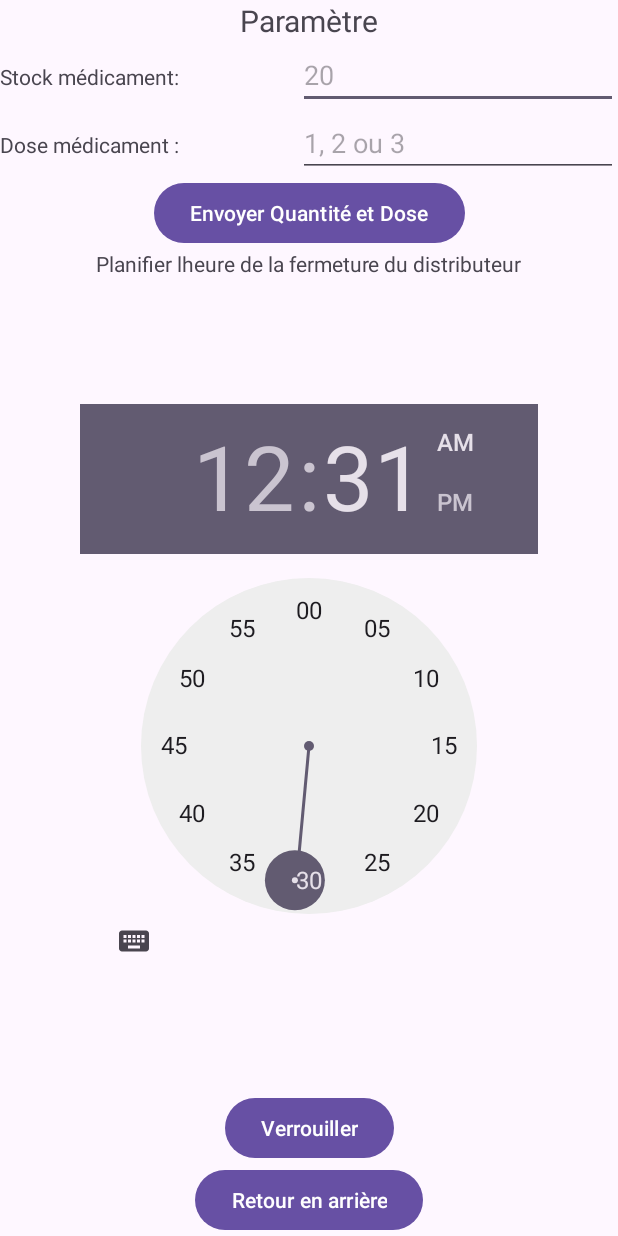
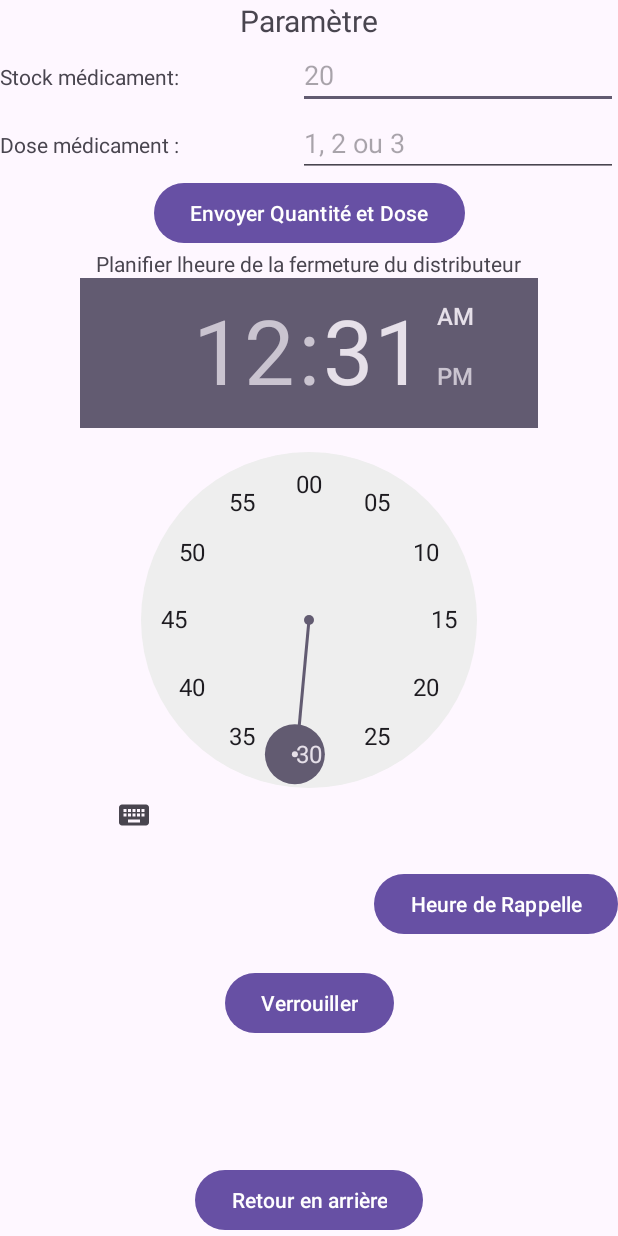
Before and after one commit to AminataMiracle1/ProjetFinalObjetDistributeur, an Android app: the MainActivityPageParametre screen opened directly, with no data from a screen before it, after a tap on "Verrouiller", on a phone screen of 412 x 824 dp. Run offline under Robolectric (Android 15) with nearby library versions, the phone set to English and light mode, and no system bars; 1 statement that could not run was skipped; 3 other taps on this screen came first.

Commit message:
VerrouillerWorkmanager Once Et notification périodique est faites

```diff
--- a/app/src/main/java/com/example/distributeurmediaminata/MainActivityPageParametre.kt
+++ b/app/src/main/java/com/example/distributeurmediaminata/MainActivityPageParametre.kt
@@ -1,14 +1,25 @@
 package com.example.distributeurmediaminata
 
+import android.app.NotificationChannel
+import android.app.NotificationManager
 import android.content.Context
 import android.content.Intent
+import android.content.pm.PackageManager
+import android.os.Build
 import android.os.Bundle
 import android.os.Handler
 import android.os.Looper
 import android.util.Log
 import android.widget.Toast
+import androidx.activity.result.contract.ActivityResultContracts
 import androidx.appcompat.app.AppCompatActivity
+import androidx.core.app.ActivityCompat
+import androidx.core.app.NotificationCompat
+import androidx.core.app.NotificationManagerCompat
+import androidx.core.content.ContextCompat
+import androidx.core.content.PermissionChecker
 import androidx.work.OneTimeWorkRequest
+import androidx.work.PeriodicWorkRequest
 import androidx.work.WorkManager
 import androidx.work.Worker
 import androidx.work.WorkerParameters
@@ -20,21 +31,27 @@ import java.net.HttpURLConnection
 import java.net.URL
 import java.util.Calendar
 import java.util.concurrent.TimeUnit
-
+val channelId = "my_channel_id"
 private lateinit var binding: ActivityMainPageParametreBinding
 
 class MainActivityPageParametre : AppCompatActivity() {
     val handler = Handler(Looper.getMainLooper())
+
     override fun onCreate(savedInstanceState: Bundle?) {
         super.onCreate(savedInstanceState)
         binding = ActivityMainPageParametreBinding.inflate(layoutInflater)
         setContentView(binding.root)
+
+        // Initialisation des notification
+        creerCanal()
+        demanderPermissionNotification()
 
         binding.btnRetourMain.setOnClickListener {
             // Créer un intent
             val intent= Intent(this, MainActivity::class.java)
             startActivity(intent)
         }
+
         /**
          * Récupération de l'heure choisie par l'utilisateur pour planifier
          * la fermeture de l'objet
@@ -47,43 +64,37 @@ class MainActivityPageParametre : AppCompatActivity() {
             Log.d("heure", "${hour} ${minute} " )
             // Calculer le délai jusqu'à cette heure
             val delayInMillis = calculateDelayUntil(hour, minute)
+            // Afficher un message de confirmation pour l'utilisateur
+            val timeMessage = "l'objet est fermer dans ${hour}:${minute}."
+            Toast.makeText(applicationContext, timeMessage, Toast.LENGTH_SHORT).show()
+
             Log.d("delayInMillis", "${delayInMillis}" )
+            // Lancer la planification du fermeture de l'objet
+            planifieTache(delayInMillis)
         }
-    }
+        /**
+         * La méthode périodique pour récevoir des notification
+         */
+        binding.btnPeriodique.setOnClickListener {
+            // Récupérer l'heure et les minutes du TimePicker
+            val hour = binding.timePicker.hour
+            val minute = binding.timePicker.minute
 
-    /**
-     * Récupere le délai du temps entre l'action planifier et la date choisie
-     *
-     */
-    private fun calculateDelayUntil(hour: Int, minute: Int): Long {
-        val currentTime = Calendar.getInstance()
-        val targetTime = Calendar.getInstance()
-        // Définir l'heure cible
-        targetTime.set(Calendar.HOUR_OF_DAY, hour)
-        targetTime.set(Calendar.MINUTE, minute)
-        targetTime.set(Calendar.SECOND, 0)
-        // Si l'heure cible est déjà passée aujourd'hui, on la planifie pour demain
-        if (targetTime.before(currentTime)) {
-            targetTime.add(Calendar.DAY_OF_YEAR, 1)
+            // Calculer le délai jusqu'à l'heure choisie pour la première notification
+            val delayInMillis = calculateDelayUntil(hour, minute)
+
+            // Afficher un message de confirmation pour l'utilisateur
+            val timeMessage = "Notification périodique planifiée pour ${hour}:${minute}."
+            Toast.makeText(applicationContext, timeMessage, Toast.LENGTH_SHORT).show()
+
+            // Planifier la notification périodique
+            planifierNotificationPeriodique(delayInMillis)
         }
-        val differenceTime = targetTime.timeInMillis - currentTime.timeInMillis
-        Log.d("HDiff", "${differenceTime} ")
-        // Calculer la différence en millisecondes
-        return differenceTime
-    }
 
-    /**
-     * Planification de la tâche se fait une seule fois alors nous utilisons once workManager
-     */
-    private fun planifieTache(delayInMillis: Long) {
-        val monWorkRequest = OneTimeWorkRequest.Builder(PlanifierDesTaches::class.java)
-            .setInitialDelay(delayInMillis, TimeUnit.MILLISECONDS)
-
-            // Exemple d'action : que le workmanager  quand l'heure planifier arrive  j'envoie à
-            // l'objet  une dose zero pour éteindre tout les del et fermer la poste
-            .build()
-        //planifier la tache avec WorkManager pour une seule fois
-        WorkManager.getInstance(this).enqueue(monWorkRequest)
+        /**
+         * Appeler la méthode envoyerDose et Parametre
+         */
+        envoyerDoseEtQauntite()
     }
 
     /**
@@ -136,7 +147,11 @@ class MainActivityPageParametre : AppCompatActivity() {
             return null
         }
     }
-    private fun paramDoseEtQauntite(){
+
+    /**
+     * Gestion de l'envoi du dose et la quantité du médicament
+     */
+    private fun envoyerDoseEtQauntite(){
         // Gestion d'un bouton
         val btnParametrer = binding.btnParamePost
         btnParametrer.setOnClickListener {
@@ -166,54 +181,163 @@ class MainActivityPageParametre : AppCompatActivity() {
             thread.start()
         }
     }
+    /**
+     * Récupere le délai du temps entre l'action planifier et la date choisie
+     *
+     */
+    private fun calculateDelayUntil(hour: Int, minute: Int): Long {
+        val currentTime = Calendar.getInstance()
+        val targetTime = Calendar.getInstance()
+        // Définir l'heure cible
+        targetTime.set(Calendar.HOUR_OF_DAY, hour)
+        targetTime.set(Calendar.MINUTE, minute)
+        targetTime.set(Calendar.SECOND, 0)
+        // Si l'heure cible est déjà passée aujourd'hui, on la planifie pour demain
+        if (targetTime.before(currentTime)) {
+            targetTime.add(Calendar.DAY_OF_YEAR, 1)
+        }
+        val differenceTime = targetTime.timeInMillis - currentTime.timeInMillis
+        Log.d("HDiff", "${differenceTime} ")
+        // Calculer la différence en millisecondes
+        return differenceTime
+    }
 
-    companion object {
-        val handler: Any
+    /**
+     * Planification de la tâche se fait une seule fois alors nous utilisons once workManager
+     */
+    private fun planifieTache(delayInMillis: Long) {
+
+        // Récupérer les données envoyées dans l'Intent
+        val ip = intent.getStringExtra("IP")
+        val port = intent.getStringExtra("PORT")
+        // Le lien de connection
+        val stUrl = "http://${ip}:${port}"
+        val doseObject = DonneParametrer(quantite = 0, dose = 0) // Exemple de données
+        val jsonMsg = Gson().toJson(doseObject)
+        // Créer une tâche unique à planifier avec WorkManager
+        val workRequest = OneTimeWorkRequest.Builder(PlanifierDesTaches::class.java)
+            .setInitialDelay(delayInMillis, TimeUnit.MILLISECONDS)
+            .setInputData(workDataOf("url" to stUrl, "jsonMsg" to jsonMsg)) // Passer l'URL et le JSON
+            .build()
+
+        // Enqueue le travail
+        WorkManager.getInstance(this).enqueue(workRequest)
+
+    }
+
+    /**
+     * Planification de la tâche de manière périodique
+     */
+    private fun planifierNotificationPeriodique(delayInMillis: Long) {
+        // Planifier une notification périodique qui commence après `delayInMillis` millisecondes et se répète toutes les 24 heures
+        val workRequest = PeriodicWorkRequest.Builder(NotificationWorker::class.java, 24, TimeUnit.HOURS)
+            .setInitialDelay(delayInMillis, TimeUnit.MILLISECONDS) // Définir le délai initial basé sur l'heure choisie
+            .build()
+        // Enqueue le travail périodique
+        WorkManager.getInstance(this).enqueue(workRequest)
+    }
+    /**
+    Créer une fonction qui créer la canal de notification
+    */
+    private fun creerCanal(){
+        val channelName = "My Channel"
+        val channelDescription = "canal de notification "
+        val importance = NotificationManager.IMPORTANCE_DEFAULT
+        // Créer le canal de notification pour Android 8.0 et plus
+        if (Build.VERSION.SDK_INT >= Build.VERSION_CODES.O) {
+            val notificationChannel = NotificationChannel(channelId, channelName, importance).apply {
+                description = channelDescription
+            }
+            // Enregistrer le canal de notification
+            val notificationManager: NotificationManager = applicationContext.getSystemService(
+                NotificationManager::class.java)
+            notificationManager.createNotificationChannel(notificationChannel)
+        }
+    }
+    /**
+     * Méthode pour demander la permission d'envoyer des notifiacation
+     * nécessaire a partir de l'API 33
+     */
+    private fun demanderPermissionNotification(){
+        if (Build.VERSION.SDK_INT >= Build.VERSION_CODES.TIRAMISU ){
+            // Lanceur pour demander la perission pour les notifications
+            val requestPermissionLauncher = registerForActivityResult(ActivityResultContracts.RequestPermission()){ result ->
+                if (!result){
+                    Toast.makeText(this, "la permission n'a pas été accordée", Toast.LENGTH_SHORT).show()
+                }
+            }
+            if (ContextCompat.checkSelfPermission(this, android.Manifest.permission.POST_NOTIFICATIONS) != PermissionChecker.PERMISSION_GRANTED){
+                requestPermissionLauncher.launch(android.Manifest.permission.POST_NOTIFICATIONS)
+            }
+        }
     }
 
 }
-//Création d'un objet pour envoyer les donnés au server.
+
+/**
+ * Création d'une classe Data objet pour envoyer les donnés au server.
+ */
 data class DonneParametrer(val quantite : Int, val dose : Int)
-
-// Créer une classe pour envoyer les parametre de vérouillage
-data class HeureVerrouiller(val heure: Int)
-
 /**
  * Work Manager Planification d'une tache en arrière plan
  */
 
-// Création de la classe workmanager pour planifier les tâches
 class PlanifierDesTaches(context: Context, workerParams: WorkerParameters) : Worker(context, workerParams) {
+
+    private val httpRepository = HttpRepository()
+
     override fun doWork(): Result {
-        // Récupérer la dose envoyée dans les données d'entrée
-        val dose = inputData.getInt("dose", -1) // -1 est la valeur par défaut si la donnée est absente
+        // Récupérer l'URL et les données JSON envoyées
+        val stUrl = inputData.getString("url") ?: return Result.failure()
+        val jsonMsg = inputData.getString("jsonMsg") ?: return Result.failure()
+
+        // Appeler le Repository pour envoyer la requête POST
+        val response = httpRepository.sendPostRequest(stUrl, jsonMsg)
+
+        return if (response != null) {
+            Result.success() // Succès de l'opération
+        } else {
+            Result.failure() // Échec si la requête échoue
+        }
+    }
+}
+
+/***
+ *  Cette classe appelle une notification de rappelle de prise de médicament périodiquement
+ *   Ceci est inspiré du code de demo de la classe. cependant j'utilise un bouton pour choisir
+ *   l'heure de manière périodique
+ */
+class NotificationWorker(context: Context, workerParams: WorkerParameters) : Worker(context, workerParams){
+    override fun doWork(): Result {
+        Log.i("Notification", "Afficher un log en arrière plan ")
+        // Variable pour la notification
+        val titre = "Distributeur Médicament"
+        val texte = "Il est temps de prendre votre médicament"
+        val notID = 1
+        afficherNotification(notID,titre,texte)
+
+        // indiquer si le travail c'est exceuter avec succes
+        return Result.success()
+    }
+    // La méthode afficherNotification est maintenant dans la même classe :
+    private fun afficherNotification(id: Int, titre : String, texte: String){
+        // Préparer la notification, choisir ce qui y sera affiché et son niveau de priorité.
+        val builder = NotificationCompat.Builder(applicationContext, channelId)
+            .setSmallIcon(android.R.drawable.star_on) // Icône de la notification
+            .setContentTitle(titre) // Titre de la notification
+            .setContentText(texte) // Texte de la notification
+            .setPriority(NotificationCompat.PRIORITY_DEFAULT) // Priorité
+            // .setAutoCancel(true) // La notification disparaît lorsqu'on clique dessus
+            .setDefaults(NotificationCompat.DEFAULT_SOUND) // Son par défaut pour la notification
+
+        // Afficher la notification
+        with(NotificationManagerCompat.from(applicationContext)){
+            // vérification de la permission à ce moment la
+            if(ActivityCompat.checkSelfPermission(applicationContext, android.Manifest.permission.POST_NOTIFICATIONS) == PackageManager.PERMISSION_GRANTED){
+                notify(id, builder.build())
+            }
+        }
+    }
 
 
-        if (dose == 0) {
-            // Exemple d'action à exécuter lorsque la dose est zéro
-            // Par exemple, fermer la porte et éteindre les DELs
-
-            // Créez un objet Dose si nécessaire
-            val quantite = 0 // Par exemple, une quantité nulle pour cette action
-            val doseObject = DonneParametrer(quantite, dose)
-
-            // Convertir l'objet Dose en JSON
-            val jsonMsg = Gson().toJson(doseObject)
-            Log.d("FichierJson", jsonMsg)
-
-            // Créer un thread pour effectuer une requête POST
-            val thread = Thread {
-                // Exemple de requête HTTP POST, adaptez selon votre méthode
-                val reponseServer = requettePost("votre_url", jsonMsg)
-
-                // Utiliser un Handler pour manipuler l'UI sur le thread principal
-                MainActivityPageParametre.handler.post {
-                    Toast.makeText(applicationContext, "Réponse du serveur: $reponseServer", Toast.LENGTH_LONG).show()
-                }
-            }
-            thread.start()
-        }
-
-        return Result.success() // Marquer le travail comme réussi
-    }
 }
--- a/app/src/main/res/layout-land/activity_main_page_parametre.xml
+++ b/app/src/main/res/layout-land/activity_main_page_parametre.xml
@@ -70,8 +70,8 @@
 
     <TimePicker
         android:id="@+id/timePicker"
-        android:layout_width="420dp"
-        android:layout_height="263dp"
+        android:layout_width="391dp"
+        android:layout_height="230dp"
         android:timePickerMode="clock"
         app:layout_constraintEnd_toEndOf="parent"
         app:layout_constraintTop_toBottomOf="@+id/lblVerrouiller" />
@@ -102,7 +102,16 @@
         android:layout_height="wrap_content"
         android:text="@string/btnRetourMain"
         app:layout_constraintBottom_toBottomOf="parent"
+        app:layout_constraintStart_toStartOf="parent"
+        app:layout_constraintTop_toBottomOf="@+id/btnParamePost" />
+
+    <Button
+        android:id="@+id/btnPeriodique"
+        android:layout_width="wrap_content"
+        android:layout_height="wrap_content"
+        android:text="@string/btnPeriodique"
         app:layout_constraintEnd_toEndOf="parent"
-        app:layout_constraintStart_toStartOf="parent" />
+        app:layout_constraintStart_toEndOf="@+id/btnRetourMain"
+        app:layout_constraintTop_toBottomOf="@+id/timePicker" />
 
 </androidx.constraintlayout.widget.ConstraintLayout>
--- a/app/src/main/res/layout/activity_main_page_parametre.xml
+++ b/app/src/main/res/layout/activity_main_page_parametre.xml
@@ -70,7 +70,7 @@
         android:layout_width="305dp"
         android:layout_height="375dp"
         android:timePickerMode="clock"
-        app:layout_constraintBottom_toTopOf="@+id/btnVerrouiller"
+
         app:layout_constraintEnd_toEndOf="parent"
         app:layout_constraintStart_toStartOf="parent"
         app:layout_constraintTop_toBottomOf="@+id/lblVerrouiller" />
@@ -94,7 +94,8 @@
 
         app:layout_constraintBottom_toTopOf="@+id/btnRetourMain"
         app:layout_constraintEnd_toEndOf="parent"
-        app:layout_constraintStart_toStartOf="parent" />
+        app:layout_constraintStart_toStartOf="parent"
+        app:layout_constraintTop_toBottomOf="@+id/timePicker" />
 
     <Button
         android:id="@+id/btnRetourMain"
@@ -105,4 +106,13 @@
         app:layout_constraintEnd_toEndOf="parent"
         app:layout_constraintStart_toStartOf="parent" />
 
+    <Button
+        android:id="@+id/btnPeriodique"
+        android:layout_width="wrap_content"
+        android:layout_height="wrap_content"
+        android:text="@string/btnPeriodique"
+        app:layout_constraintBottom_toTopOf="@+id/btnVerrouiller"
+        app:layout_constraintEnd_toEndOf="parent"
+        app:layout_constraintTop_toBottomOf="@+id/timePicker" />
+
 </androidx.constraintlayout.widget.ConstraintLayout>
--- a/app/src/main/res/values/strings.xml
+++ b/app/src/main/res/values/strings.xml
@@ -21,6 +21,7 @@
     <string name="lblTitreRaff"> Section Mise de la  page</string>
     <string name="btnVer">Verrouiller </string>
     <string name="btnRetourMain">Retour en arrière</string>
+    <string name="btnPeriodique">Heure de Rappelle</string>
 
     <string name="editHintTempsRaf">1</string>
     <string name="editHintNomMed">Fer</string>
```
Also changed, not shown: app/src/main/java/com/example/distributeurmediaminata/HttpRepository.kt (added, +48 -0 lines).
